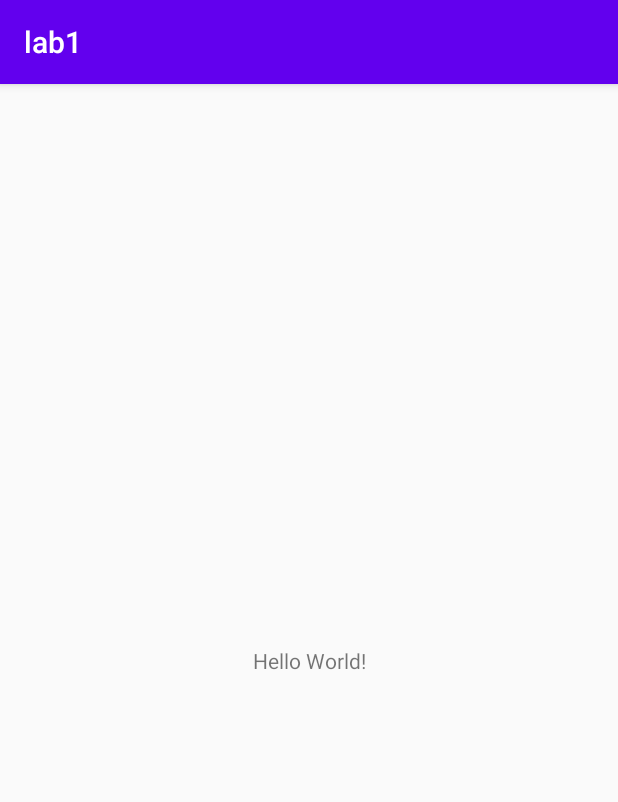
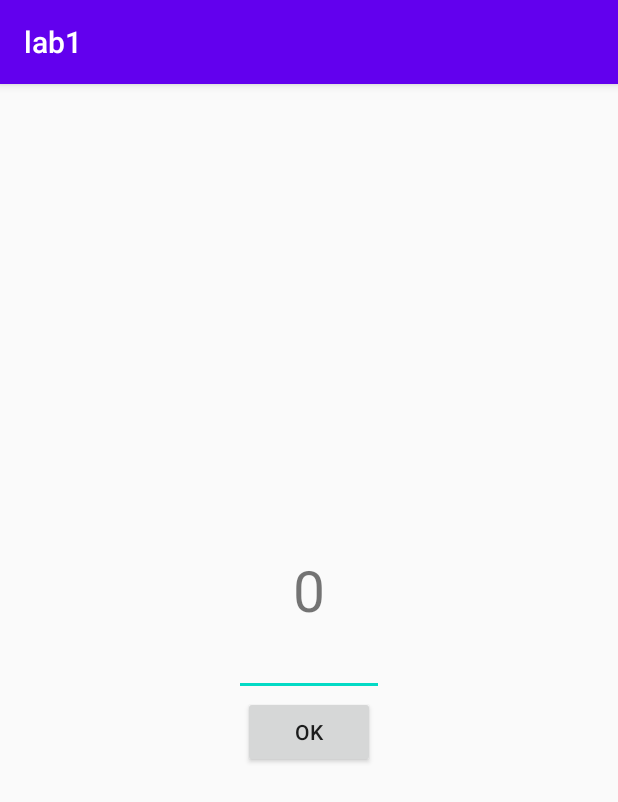
Before and after one commit to lisasamolyotik/android, an Android app: the screen it shows after launch (MainActivity), on a phone screen of 412 x 824 dp. Shown: the top 802 px of the screen. Run offline under Robolectric (Android 15) with nearby library versions, the phone set to English and light mode, and no system bars.

Commit message:
implement task

```diff
--- a/lab1/app/src/main/AndroidManifest.xml
+++ b/lab1/app/src/main/AndroidManifest.xml
@@ -9,7 +9,8 @@
         android:roundIcon="@mipmap/ic_launcher_round"
         android:supportsRtl="true"
         android:theme="@style/AppTheme">
-        <activity android:name=".MainActivity">
+        <activity android:name=".ui.SecondActivity"></activity>
+        <activity android:name=".ui.MainActivity">
             <intent-filter>
                 <action android:name="android.intent.action.MAIN" />
 
--- a/lab1/app/src/main/res/layout/activity_main.xml
+++ b/lab1/app/src/main/res/layout/activity_main.xml
@@ -1,18 +1,31 @@
 <?xml version="1.0" encoding="utf-8"?>
-<androidx.constraintlayout.widget.ConstraintLayout xmlns:android="http://schemas.android.com/apk/res/android"
-    xmlns:app="http://schemas.android.com/apk/res-auto"
+<LinearLayout xmlns:android="http://schemas.android.com/apk/res/android"
     xmlns:tools="http://schemas.android.com/tools"
     android:layout_width="match_parent"
     android:layout_height="match_parent"
-    tools:context=".MainActivity">
+    android:orientation="vertical"
+    android:gravity="center"
+    tools:context=".ui.MainActivity">
 
     <TextView
+        android:id="@+id/textView"
         android:layout_width="wrap_content"
         android:layout_height="wrap_content"
-        android:text="Hello World!"
-        app:layout_constraintBottom_toBottomOf="parent"
-        app:layout_constraintLeft_toLeftOf="parent"
-        app:layout_constraintRight_toRightOf="parent"
-        app:layout_constraintTop_toTopOf="parent" />
+        android:text="@string/default_text"
+        android:textSize="@dimen/text_size"/>
 
-</androidx.constraintlayout.widget.ConstraintLayout>
+    <EditText
+        android:id="@+id/editText"
+        android:layout_width="wrap_content"
+        android:minWidth="@dimen/edit_text_min_width"
+        android:layout_height="wrap_content"
+        android:textAlignment="center"
+        android:inputType="number"
+        />
+
+    <Button
+        android:id="@+id/okButton"
+        android:layout_width="wrap_content"
+        android:layout_height="wrap_content"
+        android:text="@string/ok_button"/>
+</LinearLayout>
--- /dev/null
+++ b/lab1/app/src/main/res/values/dimens.xml
@@ -0,0 +1,6 @@
+<?xml version="1.0" encoding="utf-8"?>
+<resources>
+    <dimen name="text_size">38sp</dimen>
+    <dimen name="edit_text_min_width">100dp</dimen>
+
+</resources>
--- a/lab1/app/src/main/res/values/strings.xml
+++ b/lab1/app/src/main/res/values/strings.xml
@@ -1,3 +1,6 @@
 <resources>
     <string name="app_name">lab1</string>
+    <string name="default_text">0</string>
+    <string name="ok_button">ok</string>
+    <string name="empty_field_toast">Please, enter any number</string>
 </resources>
```
Also changed, not shown: lab1/app/src/main/java/com/example/lab1/MainActivity.kt (deleted, +0 -11 lines), lab1/app/src/main/java/com/example/lab1/ui/MainActivity.kt (added, +59 -0 lines), lab1/app/src/main/java/com/example/lab1/ui/SecondActivity.kt (added, +38 -0 lines).
